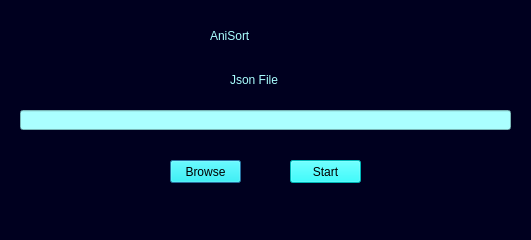
Above: GUITests/Browse.ui from Kortzy/AniSort before the change. Below: the same form after it.
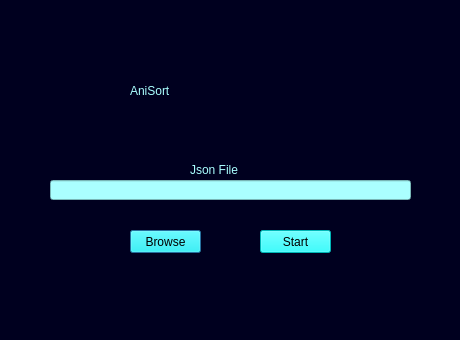
That is the form after the change.

Commit message: now using the GUI interface and moved some function to new script

The edit to the form file:
```diff
--- a/GUITests/Browse.ui
+++ b/GUITests/Browse.ui
@@ -6,8 +6,8 @@
    <rect>
     <x>0</x>
     <y>0</y>
-    <width>531</width>
-    <height>240</height>
+    <width>460</width>
+    <height>340</height>
    </rect>
   </property>
   <property name="windowTitle">
@@ -19,10 +19,10 @@
   <widget class="QLabel" name="Title">
    <property name="geometry">
     <rect>
-     <x>210</x>
-     <y>20</y>
-     <width>111</width>
-     <height>31</height>
+     <x>130</x>
+     <y>60</y>
+     <width>191</width>
+     <height>61</height>
     </rect>
    </property>
    <property name="styleSheet">
@@ -36,9 +36,9 @@
   <widget class="QLabel" name="Title2">
    <property name="geometry">
     <rect>
-     <x>230</x>
-     <y>70</y>
-     <width>71</width>
+     <x>190</x>
+     <y>160</y>
+     <width>81</width>
      <height>20</height>
     </rect>
    </property>
@@ -53,9 +53,9 @@
   <widget class="QLineEdit" name="JsonFile">
    <property name="geometry">
     <rect>
-     <x>20</x>
-     <y>110</y>
-     <width>491</width>
+     <x>50</x>
+     <y>180</y>
+     <width>361</width>
      <height>20</height>
     </rect>
    </property>
@@ -71,8 +71,8 @@
   <widget class="QPushButton" name="browse">
    <property name="geometry">
     <rect>
-     <x>170</x>
-     <y>160</y>
+     <x>130</x>
+     <y>230</y>
      <width>71</width>
      <height>23</height>
     </rect>
@@ -88,8 +88,8 @@
   <widget class="QPushButton" name="start">
    <property name="geometry">
     <rect>
-     <x>290</x>
-     <y>160</y>
+     <x>260</x>
+     <y>230</y>
      <width>71</width>
      <height>23</height>
     </rect>
```
Left out of the diff: 4 changed lines with no effect on the pictures. The commit also changes 5 other files.
